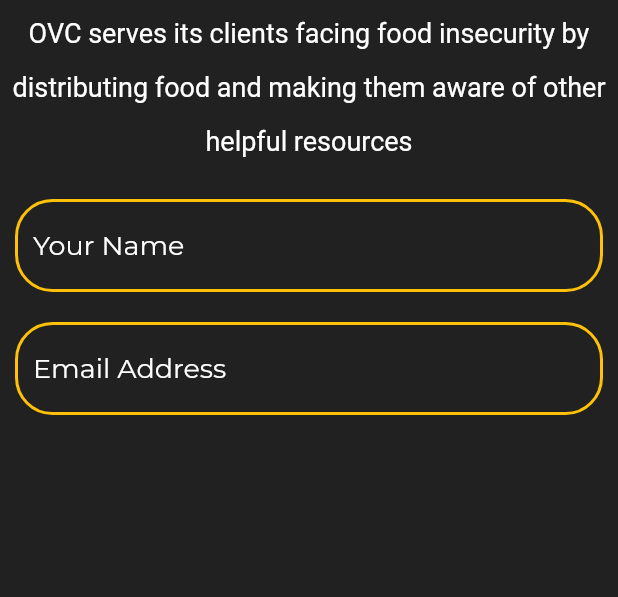
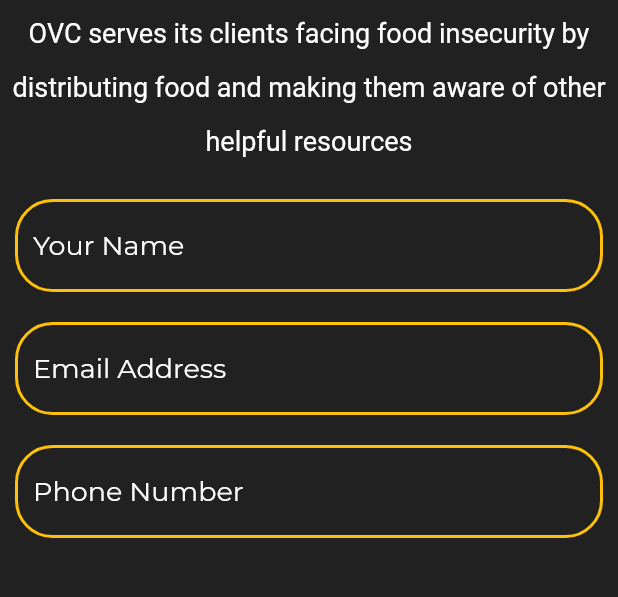
Before and after one commit to Onyxx-Village-Connection/app, a Flutter app: the screen it shows after launch, on a phone screen of 412 x 824 dp, the part 248-845 px from its top. Run offline on Flutter 3.47's test engine with Material 2 defaults, Android fonts, the phone set to English and light mode, and no system bars.

Commit message:
add phone number box to client signup screen

```diff
--- a/lib/client_signup.dart
+++ b/lib/client_signup.dart
@@ -106,6 +106,10 @@ class _ClientSignupState extends State<ClientSignup>{
                   padding: EdgeInsets.all(10.0),
                   child: emailBox,
                 ),
+                Padding(
+                  padding: EdgeInsets.all(10.0),
+                  child: phoneNumberBox,
+                ),
               ],
             ),
         ),
```
